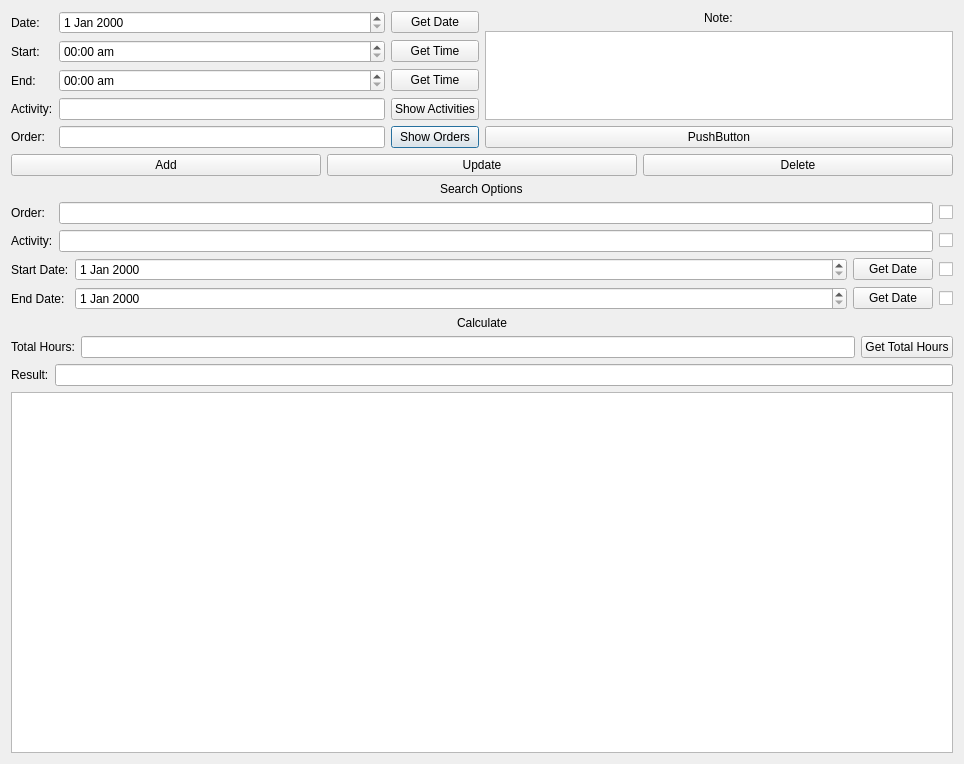
This is UI_RAW/Log.ui in GreenBeanio/Kimberly-s-Delicious-Dozen-Tracker as Qt 5 draws it before an edit. The edited form follows.
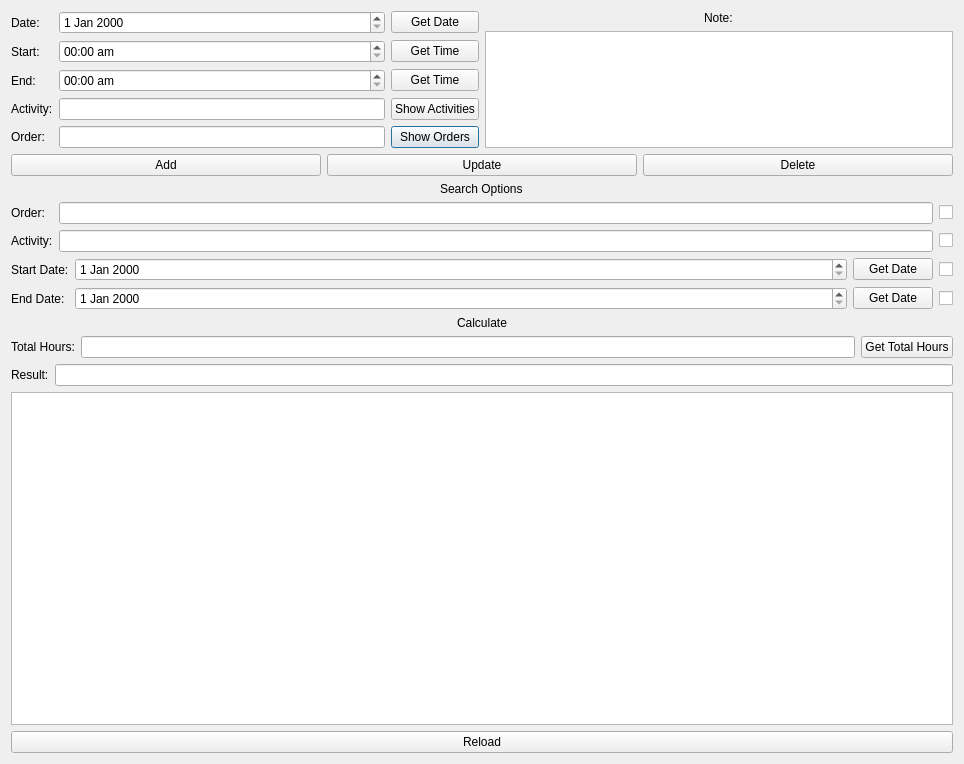
This is the edited form.

```diff
--- a/UI_RAW/Log.ui
+++ b/UI_RAW/Log.ui
@@ -18,7 +18,7 @@
   </property>
   <layout class="QGridLayout" name="gridLayout">
    <item row="0" column="0">
-    <layout class="QVBoxLayout" name="MainLayout" stretch="1,0,4">
+    <layout class="QVBoxLayout" name="MainLayout" stretch="1,0,4,0">
      <item>
       <layout class="QHBoxLayout" name="InputLayout">
        <item>
@@ -136,13 +136,6 @@
          <item>
           <widget class="QTextEdit" name="NoteBox"/>
          </item>
-         <item>
-          <widget class="QPushButton" name="Reload">
-           <property name="text">
-            <string>PushButton</string>
-           </property>
-          </widget>
-         </item>
         </layout>
        </item>
       </layout>
@@ -341,6 +334,13 @@
      <item>
       <widget class="QTableView" name="LogTable"/>
      </item>
+     <item>
+      <widget class="QPushButton" name="Reload">
+       <property name="text">
+        <string>Reload</string>
+       </property>
+      </widget>
+     </item>
     </layout>
    </item>
   </layout>
```
